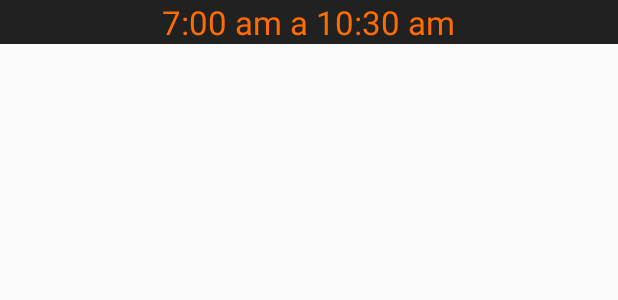
After one commit to Wolfteam/ScheduleMobile, an Android app: the layout disponibilidad_details_list_item.xml on its own in the app's theme, with its tools: preview values and no code run, on a phone screen of 412 x 824 dp. The commit adds this screen. Shown: the top 300 px of the screen. Run offline under Robolectric (Android 15) with nearby library versions, the phone set to English and light mode, and no system bars.

Commit message:
Unas cuantas modificaciones en los layout de disponibilidad

```diff
--- /dev/null
+++ b/app/src/main/res/layout/disponibilidad_details_list_item.xml
@@ -0,0 +1,26 @@
+<?xml version="1.0" encoding="utf-8"?>
+<LinearLayout xmlns:android="http://schemas.android.com/apk/res/android"
+    android:layout_width="match_parent"
+    android:layout_height="wrap_content"
+    android:orientation="horizontal"
+    android:gravity="center"
+    android:background="@color/greyDarken4"
+    android:paddingStart="20dp"
+    android:paddingEnd="20dp">
+
+    <TextView
+        android:id="@+id/disp_details_from_to_hours"
+        android:layout_width="wrap_content"
+        android:layout_height="wrap_content"
+        android:text="7:00 am a 10:30 am"
+        android:textSize="22sp"
+        android:textColor="@color/orangeAccent4" />
+
+    <!--<ImageView-->
+        <!--android:id="@+id/disp_details_delete"-->
+        <!--android:layout_width="wrap_content"-->
+        <!--android:layout_height="wrap_content"-->
+        <!--android:src="@android:drawable/ic_delete"-->
+        <!--android:layout_gravity="center_vertical"/>-->
+
+</LinearLayout>
--- a/app/src/main/res/layout/disponibilidad_fragment.xml
+++ b/app/src/main/res/layout/disponibilidad_fragment.xml
@@ -43,6 +43,7 @@
                     android:text="0"
                     android:focusable="false"
                     android:enabled="false"
+                    android:textColor="@color/white"
                     android:inputType="text" />
             </android.support.design.widget.TextInputLayout>
             <android.support.design.widget.TextInputLayout
@@ -58,6 +59,7 @@
                     android:text="0"
                     android:focusable="false"
                     android:enabled="false"
+                    android:textColor="@color/white"
                     android:inputType="text" />
             </android.support.design.widget.TextInputLayout>
         </LinearLayout>
```
Also changed, not shown: app/src/main/res/layout/disp_details_add_dialog.xml (added, +58 -0 lines), app/src/main/res/layout/disponibilidad_details_fragment.xml (+37 -6 lines).
